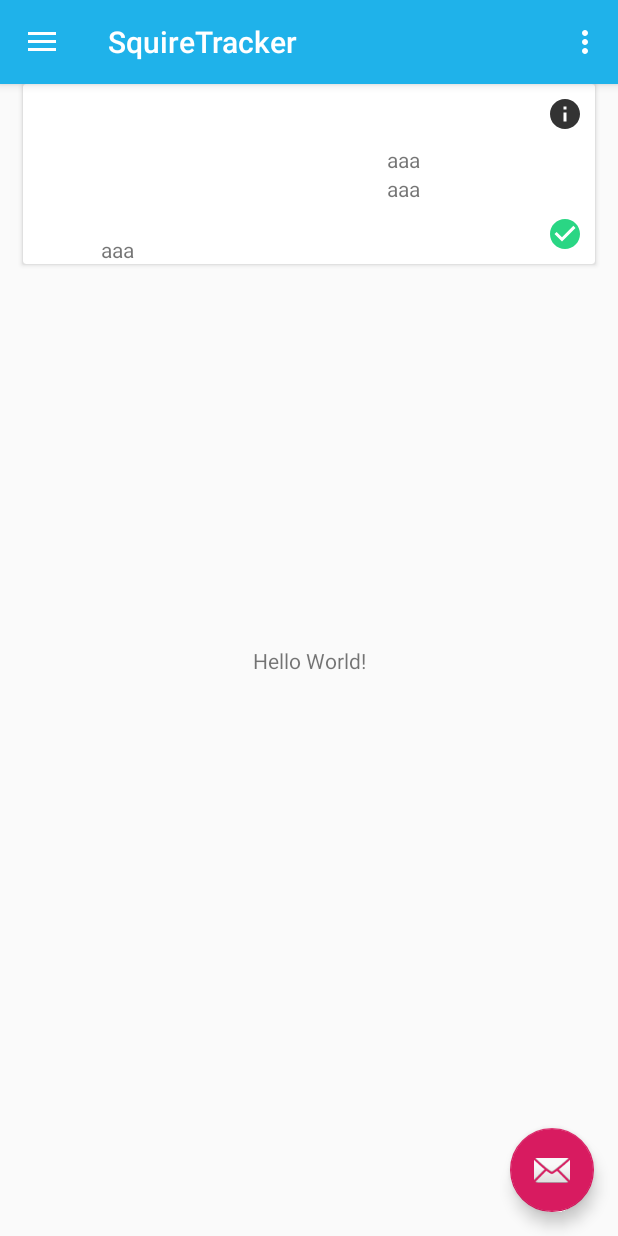
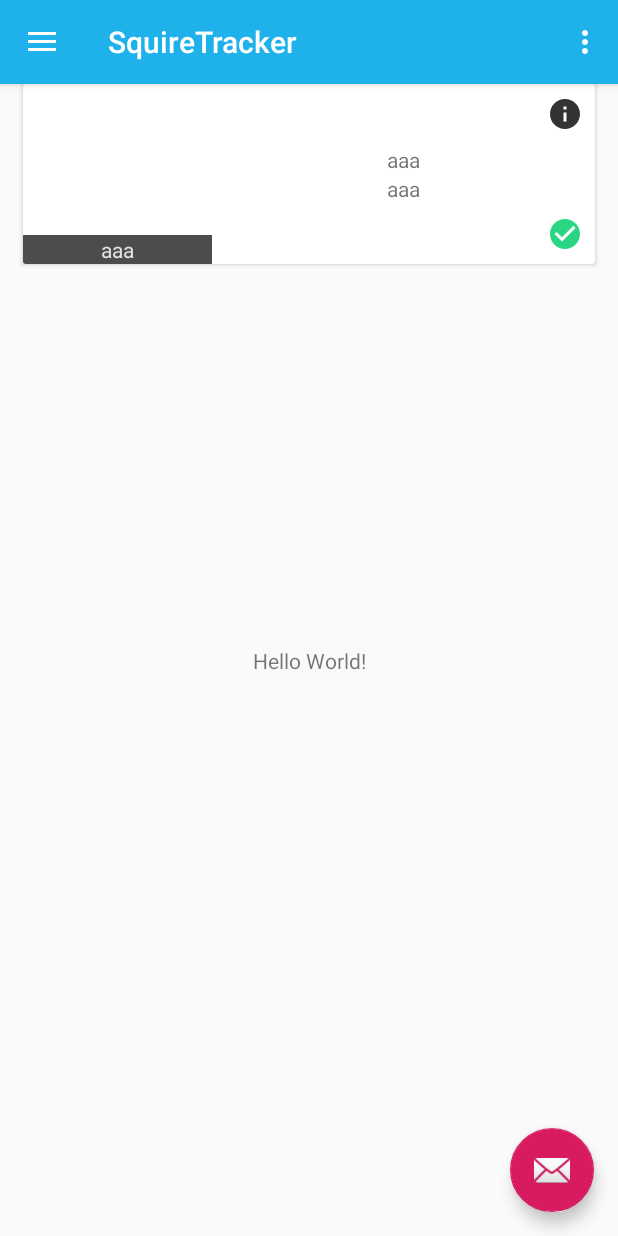
Before and after one commit to mgangulo/SquireTrackerAndroid, an Android app: the screen it shows after launch (MainActivity), on a phone screen of 412 x 824 dp. Run offline under Robolectric (Android 15) with nearby library versions, the phone set to English and light mode, and no system bars.

Commit message:
Item colors for text

```diff
--- a/app/src/main/res/layout/mini_squire_item.xml
+++ b/app/src/main/res/layout/mini_squire_item.xml
@@ -40,7 +40,9 @@
                 android:layout_height="wrap_content"
                 android:layout_gravity="bottom"
                 android:text="aaa"
-                android:textAlignment="center" />
+                android:textAlignment="center"
+                android:background="@color/black_transparent"
+                android:textColor="@color/gray"/>
         </FrameLayout>
 
         <ImageButton
@@ -92,6 +94,7 @@
             android:text="aaa"
             android:layout_below="@id/sequenceText"/>
         </RelativeLayout>
+
         <ImageButton
             android:layout_width="wrap_content"
             android:layout_height="wrap_content"
--- a/app/src/main/res/values/colors.xml
+++ b/app/src/main/res/values/colors.xml
@@ -3,4 +3,6 @@
     <color name="colorPrimary">#1FB2EA</color>
     <color name="colorPrimaryDark">#0F779D</color>
     <color name="colorAccent">#D81B60</color>
+    <color name="black_transparent">#B3000000</color>
+    <color name="gray">#e0e0e0</color>
 </resources>
```
